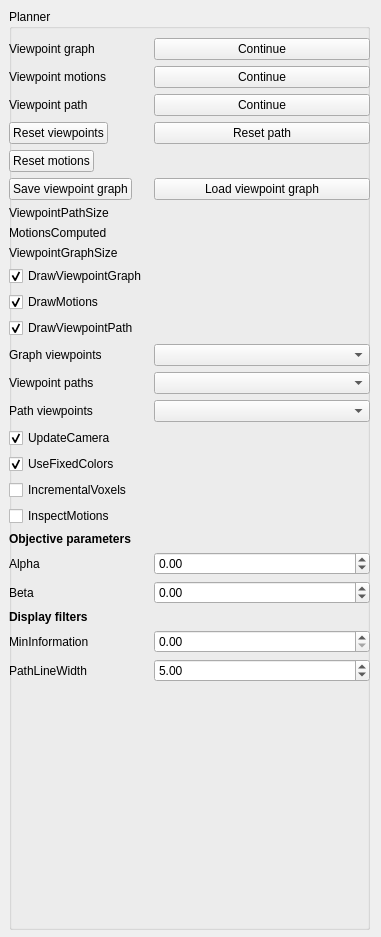
Before: the Qt Designer form viewpoint_planner/src/ui/viewer_planner_panel.ui in bennihepp/Quad3DR, drawn with Qt 5.
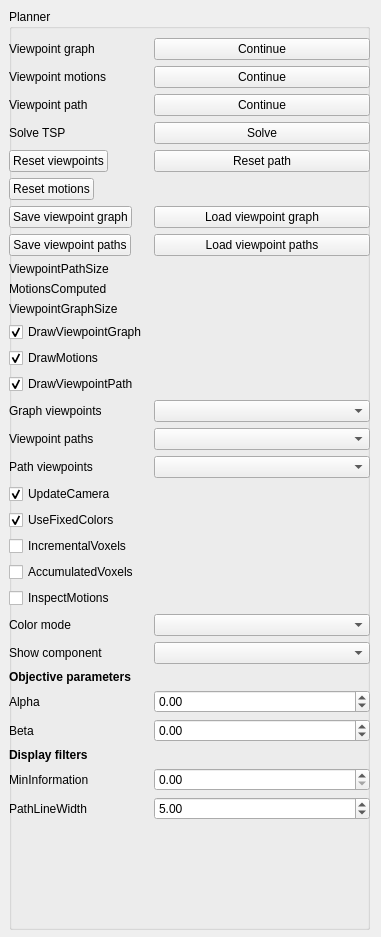
After: the same form once the commit is applied.

The edit to the form file:
```diff
--- a/viewpoint_planner/src/ui/viewer_planner_panel.ui
+++ b/viewpoint_planner/src/ui/viewer_planner_panel.ui
@@ -31,7 +31,7 @@
       <x>0</x>
       <y>29</y>
       <width>361</width>
-      <height>761</height>
+      <height>914</height>
      </rect>
     </property>
     <layout class="QFormLayout" name="formLayout">
@@ -77,84 +77,84 @@
        </property>
       </widget>
      </item>
-     <item row="5" column="0">
+     <item row="6" column="0">
       <widget class="QPushButton" name="resetViewpoints">
        <property name="text">
         <string>Reset viewpoints</string>
        </property>
       </widget>
      </item>
-     <item row="5" column="1">
+     <item row="6" column="1">
       <widget class="QPushButton" name="resetViewpointPath">
        <property name="text">
         <string>Reset path</string>
        </property>
       </widget>
      </item>
-     <item row="6" column="0">
+     <item row="7" column="0">
       <widget class="QPushButton" name="resetViewpointMotions">
        <property name="text">
         <string>Reset motions</string>
        </property>
       </widget>
      </item>
-     <item row="7" column="0">
+     <item row="8" column="0">
       <widget class="QPushButton" name="saveViewpointGraph">
        <property name="text">
         <string>Save viewpoint graph</string>
        </property>
       </widget>
      </item>
-     <item row="7" column="1">
+     <item row="8" column="1">
       <widget class="QPushButton" name="loadViewpointGraph">
        <property name="text">
         <string>Load viewpoint graph</string>
        </property>
       </widget>
      </item>
-     <item row="9" column="0">
+     <item row="10" column="0">
       <widget class="QLabel" name="label_3">
        <property name="text">
         <string>ViewpointPathSize</string>
        </property>
       </widget>
      </item>
-     <item row="9" column="1">
+     <item row="10" column="1">
       <widget class="QLabel" name="viewpointPathSize">
        <property name="text">
         <string/>
        </property>
       </widget>
      </item>
-     <item row="10" column="0">
+     <item row="11" column="0">
       <widget class="QLabel" name="label_8">
        <property name="text">
         <string>MotionsComputed</string>
        </property>
       </widget>
      </item>
-     <item row="10" column="1">
-      <widget class="QLabel" name="viewpointMotionsComputed">
+     <item row="11" column="1">
+      <widget class="QLabel" name="viewpointMotionsSize">
        <property name="text">
         <string/>
        </property>
       </widget>
      </item>
-     <item row="11" column="0">
+     <item row="12" column="0">
       <widget class="QLabel" name="label">
        <property name="text">
         <string>ViewpointGraphSize</string>
        </property>
       </widget>
      </item>
-     <item row="11" column="1">
+     <item row="12" column="1">
       <widget class="QLabel" name="viewpointGraphSize">
        <property name="text">
         <string/>
        </property>
       </widget>
      </item>
-     <item row="12" column="0">
+     <item row="13" column="0">
       <widget class="QCheckBox" name="drawViewpointGraph">
        <property name="text">
         <string>DrawViewpointGraph</string>
@@ -164,7 +164,7 @@
        </property>
       </widget>
      </item>
-     <item row="14" column="0">
+     <item row="15" column="0">
       <widget class="QCheckBox" name="drawViewpointMotions">
        <property name="text">
         <string>DrawMotions</string>
@@ -174,7 +174,7 @@
        </property>
       </widget>
      </item>
-     <item row="15" column="0">
+     <item row="16" column="0">
       <widget class="QCheckBox" name="drawViewpointPath">
        <property name="text">
         <string>DrawViewpointPath</string>
@@ -184,37 +184,37 @@
        </property>
       </widget>
      </item>
-     <item row="16" column="0">
+     <item row="17" column="0">
       <widget class="QLabel" name="label_2">
        <property name="text">
         <string>Graph viewpoints</string>
        </property>
       </widget>
      </item>
-     <item row="16" column="1">
+     <item row="17" column="1">
       <widget class="QComboBox" name="viewpointGraphSelection"/>
      </item>
-     <item row="17" column="0">
+     <item row="18" column="0">
       <widget class="QLabel" name="label_15">
        <property name="text">
         <string>Viewpoint paths</string>
        </property>
       </widget>
      </item>
-     <item row="17" column="1">
+     <item row="18" column="1">
       <widget class="QComboBox" name="viewpointPathBranchSelection"/>
      </item>
-     <item row="18" column="0">
+     <item row="19" column="0">
       <widget class="QLabel" name="label_4">
        <property name="text">
         <string>Path viewpoints</string>
        </property>
       </widget>
      </item>
-     <item row="18" column="1">
+     <item row="19" column="1">
       <widget class="QComboBox" name="viewpointPathSelection"/>
      </item>
-     <item row="19" column="0">
+     <item row="20" column="0">
       <widget class="QCheckBox" name="updateCameraOnSelection">
        <property name="text">
         <string>UpdateCamera</string>
@@ -224,7 +224,7 @@
        </property>
       </widget>
      </item>
-     <item row="20" column="0">
+     <item row="21" column="0">
       <widget class="QCheckBox" name="useFixedColors">
        <property name="text">
         <string>UseFixedColors</string>
@@ -234,21 +234,28 @@
        </property>
       </widget>
      </item>
-     <item row="21" column="0">
+     <item row="22" column="0">
       <widget class="QCheckBox" name="showIncrementalVoxelSet">
        <property name="text">
         <string>IncrementalVoxels</string>
        </property>
       </widget>
      </item>
-     <item row="22" column="0">
+     <item row="23" column="0">
+      <widget class="QCheckBox" name="showAccumulatedVoxelSet">
+       <property name="text">
+        <string>AccumulatedVoxels</string>
+       </property>
+      </widget>
+     </item>
+     <item row="24" column="0">
       <widget class="QCheckBox" name="inspectViewpointGraphMotions">
        <property name="text">
         <string>InspectMotions</string>
        </property>
       </widget>
      </item>
-     <item row="23" column="0">
+     <item row="27" column="0">
       <widget class="QLabel" name="label_13">
        <property name="font">
         <font>
@@ -261,14 +268,14 @@
        </property>
       </widget>
      </item>
-     <item row="24" column="0">
+     <item row="28" column="0">
       <widget class="QLabel" name="label_9">
        <property name="text">
         <string>Alpha</string>
        </property>
       </widget>
      </item>
-     <item row="24" column="1">
+     <item row="28" column="1">
       <widget class="QDoubleSpinBox" name="alphaParameter">
        <property name="minimum">
         <double>-9999999.000000000000000</double>
@@ -281,14 +288,14 @@
        </property>
       </widget>
      </item>
-     <item row="25" column="0">
+     <item row="29" column="0">
       <widget class="QLabel" name="label_10">
        <property name="text">
         <string>Beta</string>
        </property>
       </widget>
      </item>
-     <item row="25" column="1">
+     <item row="29" column="1">
       <widget class="QDoubleSpinBox" name="betaParameter">
        <property name="minimum">
         <double>-9999999.000000000000000</double>
@@ -301,7 +308,7 @@
        </property>
       </widget>
      </item>
-     <item row="26" column="0">
+     <item row="30" column="0">
       <widget class="QLabel" name="label_12">
        <property name="font">
         <font>
@@ -314,14 +321,14 @@
        </property>
       </widget>
      </item>
-     <item row="27" column="0">
+     <item row="31" column="0">
       <widget class="QLabel" name="label_11">
        <property name="text">
         <string>MinInformation</string>
        </property>
       </widget>
      </item>
-     <item row="27" column="1">
+     <item row="31" column="1">
       <widget class="QDoubleSpinBox" name="minInformationFilter">
        <property name="maximum">
         <double>9999999999.000000000000000</double>
@@ -331,14 +338,14 @@
        </property>
       </widget>
      </item>
-     <item row="28" column="0">
+     <item row="32" column="0">
       <widget class="QLabel" name="label_14">
        <property name="text">
         <string>PathLineWidth</string>
        </property>
       </widget>
      </item>
-     <item row="28" column="1">
+     <item row="32" column="1">
       <widget class="QDoubleSpinBox" name="viewpointPathLineWidth">
        <property name="singleStep">
         <double>0.100000000000000</double>
@@ -348,6 +355,54 @@
        </property>
       </widget>
      </item>
+     <item row="26" column="0">
+      <widget class="QLabel" name="label_16">
+       <property name="text">
+        <string>Show component</string>
+       </property>
+      </widget>
+     </item>
+     <item row="26" column="1">
+      <widget class="QComboBox" name="viewpointGraphComponent"/>
+     </item>
+     <item row="25" column="0">
+      <widget class="QLabel" name="label_17">
+       <property name="text">
+        <string>Color mode</string>
+       </property>
+      </widget>
+     </item>
+     <item row="25" column="1">
+      <widget class="QComboBox" name="viewpointColorMode"/>
+     </item>
+     <item row="5" column="0">
+      <widget class="QLabel" name="label_18">
+       <property name="text">
+        <string>Solve TSP</string>
+       </property>
+      </widget>
+     </item>
+     <item row="5" column="1">
+      <widget class="QPushButton" name="solveViewpointTSP">
+       <property name="text">
+        <string>Solve</string>
+       </property>
+      </widget>
+     </item>
+     <item row="9" column="0">
+      <widget class="QPushButton" name="saveViewpointPath">
+       <property name="text">
+        <string>Save viewpoint paths</string>
+       </property>
+      </widget>
+     </item>
+     <item row="9" column="1">
+      <widget class="QPushButton" name="loadViewpointPath">
+       <property name="text">
+        <string>Load viewpoint paths</string>
+       </property>
+      </widget>
+     </item>
     </layout>
    </widget>
   </widget>
```
